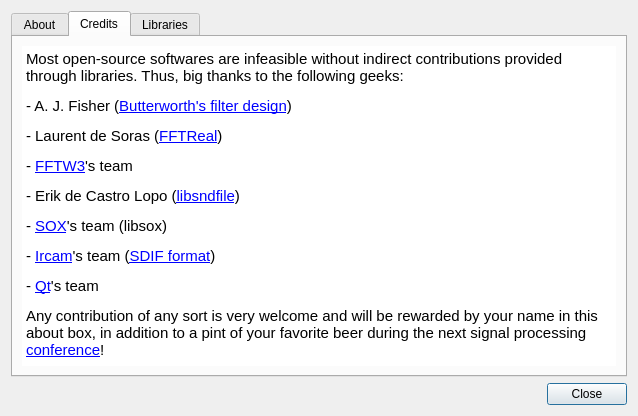
First picture: the form in src/aboutbox.ui, repository gillesdegottex/dfasma, before the edit.
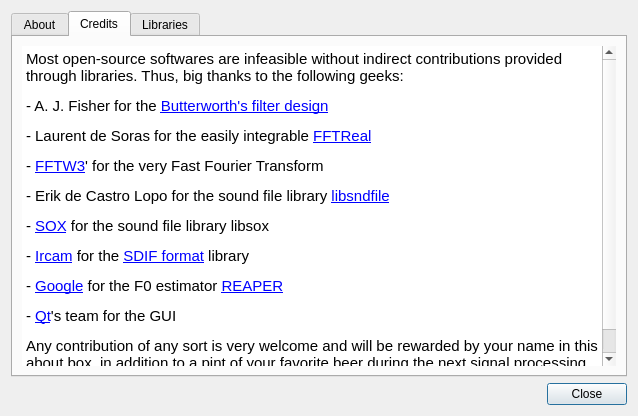
Second picture: the form after the edit. The open tabs and pages were chosen to show the change. Icons and pictures are not drawn.

What changed in the file:
```diff
--- a/src/aboutbox.ui
+++ b/src/aboutbox.ui
@@ -160,13 +160,14 @@
 p, li { white-space: pre-wrap; }
 &lt;/style&gt;&lt;/head&gt;&lt;body style=&quot; font-family:'Ubuntu'; font-size:11pt; font-weight:400; font-style:normal;&quot;&gt;
 &lt;p style=&quot; margin-top:12px; margin-bottom:12px; margin-left:0px; margin-right:0px; -qt-block-indent:0; text-indent:0px;&quot;&gt;Most open-source softwares are infeasible without indirect contributions provided through libraries. Thus, big thanks to the following geeks:&lt;/p&gt;
-&lt;p style=&quot; margin-top:12px; margin-bottom:12px; margin-left:0px; margin-right:0px; -qt-block-indent:0; text-indent:0px;&quot;&gt;- A. J. Fisher (&lt;a href=&quot;http://www-users.cs.york.ac.uk/~fisher/mkfilter/&quot;&gt;&lt;span style=&quot; text-decoration: underline; color:#0000ff;&quot;&gt;Butterworth's filter design&lt;/span&gt;&lt;/a&gt;)&lt;/p&gt;
-&lt;p style=&quot; margin-top:12px; margin-bottom:12px; margin-left:0px; margin-right:0px; -qt-block-indent:0; text-indent:0px;&quot;&gt;- Laurent de Soras (&lt;a href=&quot;http://ldesoras.free.fr/prod.html&quot;&gt;&lt;span style=&quot; text-decoration: underline; color:#0000ff;&quot;&gt;FFTReal&lt;/span&gt;&lt;/a&gt;)&lt;/p&gt;
-&lt;p style=&quot; margin-top:12px; margin-bottom:12px; margin-left:0px; margin-right:0px; -qt-block-indent:0; text-indent:0px;&quot;&gt;- &lt;a href=&quot;http://www.fftw.org/&quot;&gt;&lt;span style=&quot; text-decoration: underline; color:#0000ff;&quot;&gt;FFTW3&lt;/span&gt;&lt;/a&gt;'s team&lt;/p&gt;
-&lt;p style=&quot; margin-top:12px; margin-bottom:12px; margin-left:0px; margin-right:0px; -qt-block-indent:0; text-indent:0px;&quot;&gt;- Erik de Castro Lopo (&lt;a href=&quot;http://www.mega-nerd.com/libsndfile/&quot;&gt;&lt;span style=&quot; text-decoration: underline; color:#0000ff;&quot;&gt;libsndfile&lt;/span&gt;&lt;/a&gt;)&lt;/p&gt;
-&lt;p style=&quot; margin-top:12px; margin-bottom:12px; margin-left:0px; margin-right:0px; -qt-block-indent:0; text-indent:0px;&quot;&gt;- &lt;a href=&quot;http://sox.sourceforge.net/&quot;&gt;&lt;span style=&quot; text-decoration: underline; color:#0000ff;&quot;&gt;SOX&lt;/span&gt;&lt;/a&gt;'s team (libsox)&lt;/p&gt;
-&lt;p style=&quot; margin-top:12px; margin-bottom:12px; margin-left:0px; margin-right:0px; -qt-block-indent:0; text-indent:0px;&quot;&gt;- &lt;a href=&quot;http://www.ircam.fr/&quot;&gt;&lt;span style=&quot; text-decoration: underline; color:#0000ff;&quot;&gt;Ircam&lt;/span&gt;&lt;/a&gt;'s team (&lt;a href=&quot;http://sdif.sourceforge.net/&quot;&gt;&lt;span style=&quot; text-decoration: underline; color:#0000ff;&quot;&gt;SDIF format&lt;/span&gt;&lt;/a&gt;)&lt;/p&gt;
-&lt;p style=&quot; margin-top:12px; margin-bottom:12px; margin-left:0px; margin-right:0px; -qt-block-indent:0; text-indent:0px;&quot;&gt;- &lt;a href=&quot;http://www.qt.io/&quot;&gt;&lt;span style=&quot; text-decoration: underline; color:#0000ff;&quot;&gt;Qt&lt;/span&gt;&lt;/a&gt;'s team&lt;/p&gt;
+&lt;p style=&quot; margin-top:12px; margin-bottom:12px; margin-left:0px; margin-right:0px; -qt-block-indent:0; text-indent:0px;&quot;&gt;- A. J. Fisher for the &lt;a href=&quot;http://www-users.cs.york.ac.uk/~fisher/mkfilter/&quot;&gt;&lt;span style=&quot; text-decoration: underline; color:#0000ff;&quot;&gt;Butterworth's filter design&lt;/span&gt;&lt;/a&gt;&lt;/p&gt;
+&lt;p style=&quot; margin-top:12px; margin-bottom:12px; margin-left:0px; margin-right:0px; -qt-block-indent:0; text-indent:0px;&quot;&gt;- Laurent de Soras for the easily integrable &lt;a href=&quot;http://ldesoras.free.fr/prod.html&quot;&gt;&lt;span style=&quot; text-decoration: underline; color:#0000ff;&quot;&gt;FFTReal&lt;/span&gt;&lt;/a&gt;&lt;/p&gt;
+&lt;p style=&quot; margin-top:12px; margin-bottom:12px; margin-left:0px; margin-right:0px; -qt-block-indent:0; text-indent:0px;&quot;&gt;- &lt;a href=&quot;http://www.fftw.org/&quot;&gt;&lt;span style=&quot; text-decoration: underline; color:#0000ff;&quot;&gt;FFTW3&lt;/span&gt;&lt;/a&gt;' for the very Fast Fourier Transform&lt;/p&gt;
+&lt;p style=&quot; margin-top:12px; margin-bottom:12px; margin-left:0px; margin-right:0px; -qt-block-indent:0; text-indent:0px;&quot;&gt;- Erik de Castro Lopo for the sound file library &lt;a href=&quot;http://www.mega-nerd.com/libsndfile/&quot;&gt;&lt;span style=&quot; text-decoration: underline; color:#0000ff;&quot;&gt;libsndfile&lt;/span&gt;&lt;/a&gt;&lt;/p&gt;
+&lt;p style=&quot; margin-top:12px; margin-bottom:12px; margin-left:0px; margin-right:0px; -qt-block-indent:0; text-indent:0px;&quot;&gt;- &lt;a href=&quot;http://sox.sourceforge.net/&quot;&gt;&lt;span style=&quot; text-decoration: underline; color:#0000ff;&quot;&gt;SOX&lt;/span&gt;&lt;/a&gt; for the sound file library libsox&lt;/p&gt;
+&lt;p style=&quot; margin-top:12px; margin-bottom:12px; margin-left:0px; margin-right:0px; -qt-block-indent:0; text-indent:0px;&quot;&gt;- &lt;a href=&quot;http://www.ircam.fr/&quot;&gt;&lt;span style=&quot; text-decoration: underline; color:#0000ff;&quot;&gt;Ircam&lt;/span&gt;&lt;/a&gt; for the &lt;a href=&quot;http://sdif.sourceforge.net/&quot;&gt;&lt;span style=&quot; text-decoration: underline; color:#0000ff;&quot;&gt;SDIF format&lt;/span&gt;&lt;/a&gt; library&lt;/p&gt;
+&lt;p style=&quot; margin-top:12px; margin-bottom:12px; margin-left:0px; margin-right:0px; -qt-block-indent:0; text-indent:0px;&quot;&gt;- &lt;a href=&quot;http://research.google.com/pubs/SpeechProcessing.html&quot;&gt;&lt;span style=&quot; text-decoration: underline; color:#0000ff;&quot;&gt;Google&lt;/span&gt;&lt;/a&gt; for the F0 estimator &lt;a href=&quot;https://github.com/google/REAPER&quot;&gt;&lt;span style=&quot; text-decoration: underline; color:#0000ff;&quot;&gt;REAPER&lt;/span&gt;&lt;/a&gt;&lt;/p&gt;
+&lt;p style=&quot; margin-top:12px; margin-bottom:12px; margin-left:0px; margin-right:0px; -qt-block-indent:0; text-indent:0px;&quot;&gt;- &lt;a href=&quot;http://www.qt.io/&quot;&gt;&lt;span style=&quot; text-decoration: underline; color:#0000ff;&quot;&gt;Qt&lt;/span&gt;&lt;/a&gt;'s team for the GUI&lt;/p&gt;
 &lt;p style=&quot; margin-top:12px; margin-bottom:12px; margin-left:0px; margin-right:0px; -qt-block-indent:0; text-indent:0px;&quot;&gt;Any contribution of any sort is very welcome and will be rewarded by your name in this about box, in addition to a pint of your favorite beer during the next signal processing &lt;a href=&quot;http://www.obsessedwithsports.com/wp-content/uploads/2013/03/revenge-of-the-nerds-sloan-conference.png&quot;&gt;&lt;span style=&quot; text-decoration: underline; color:#0000ff;&quot;&gt;conference&lt;/span&gt;&lt;/a&gt;! &lt;/p&gt;&lt;/body&gt;&lt;/html&gt;</string>
          </property>
          <property name="textInteractionFlags">
```
